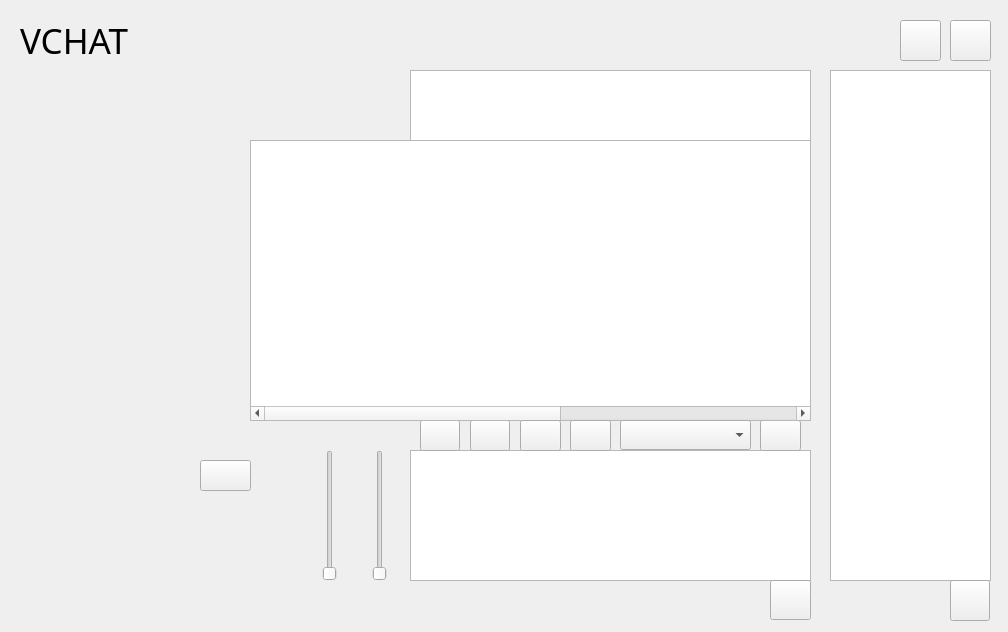
Old version of the form mainwindow.ui in the repository jammgit/Chat.
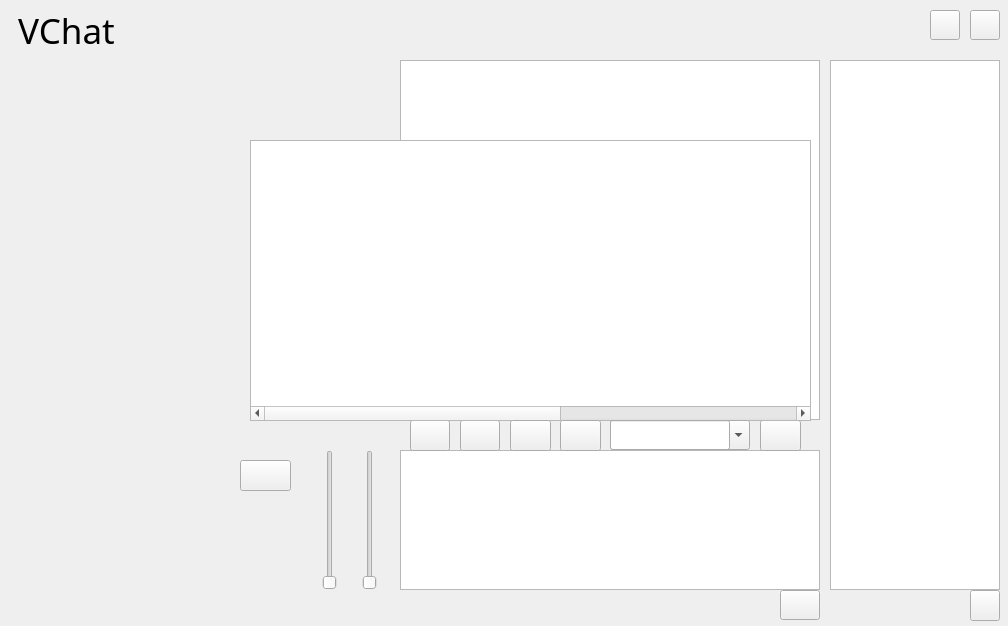
New version of the form. Icons and pictures are not drawn. Custom widgets are drawn as their Qt base class.

```diff
--- a/mainwindow.ui
+++ b/mainwindow.ui
@@ -7,7 +7,7 @@
     <x>0</x>
     <y>0</y>
     <width>1008</width>
-    <height>632</height>
+    <height>626</height>
    </rect>
   </property>
   <property name="windowTitle">
@@ -28,9 +28,9 @@
     <property name="geometry">
      <rect>
       <x>830</x>
-      <y>70</y>
-      <width>161</width>
-      <height>511</height>
+      <y>60</y>
+      <width>170</width>
+      <height>530</height>
      </rect>
     </property>
     <property name="font">
@@ -43,10 +43,10 @@
    <widget class="MyExTextEdit" name="TEXT_MSG_RECORD">
     <property name="geometry">
      <rect>
-      <x>410</x>
-      <y>70</y>
-      <width>401</width>
-      <height>351</height>
+      <x>400</x>
+      <y>60</y>
+      <width>420</width>
+      <height>360</height>
      </rect>
     </property>
     <property name="font">
@@ -59,10 +59,10 @@
    <widget class="QTextEdit" name="TEXT_MSG_SEND">
     <property name="geometry">
      <rect>
-      <x>410</x>
+      <x>400</x>
       <y>450</y>
-      <width>401</width>
-      <height>131</height>
+      <width>420</width>
+      <height>140</height>
      </rect>
     </property>
     <property name="font">
@@ -75,10 +75,10 @@
    <widget class="QPushButton" name="BTN_REFRESH">
     <property name="geometry">
      <rect>
-      <x>950</x>
-      <y>580</y>
-      <width>40</width>
-      <height>41</height>
+      <x>970</x>
+      <y>590</y>
+      <width>30</width>
+      <height>31</height>
      </rect>
     </property>
     <property name="text">
@@ -98,10 +98,10 @@
    <widget class="QPushButton" name="BTN_SEND">
     <property name="geometry">
      <rect>
-      <x>770</x>
-      <y>580</y>
-      <width>41</width>
-      <height>40</height>
+      <x>780</x>
+      <y>590</y>
+      <width>40</width>
+      <height>30</height>
      </rect>
     </property>
     <property name="text">
@@ -121,10 +121,10 @@
    <widget class="QLabel" name="LABEL_OTHER">
     <property name="geometry">
      <rect>
-      <x>20</x>
-      <y>70</y>
-      <width>371</width>
-      <height>351</height>
+      <x>10</x>
+      <y>60</y>
+      <width>380</width>
+      <height>360</height>
      </rect>
     </property>
     <property name="text">
@@ -140,10 +140,10 @@
    <widget class="QLabel" name="LABEL_SELF">
     <property name="geometry">
      <rect>
-      <x>20</x>
+      <x>10</x>
       <y>450</y>
-      <width>151</width>
-      <height>131</height>
+      <width>190</width>
+      <height>140</height>
      </rect>
     </property>
     <property name="sizePolicy">
@@ -210,10 +210,10 @@
    <widget class="QPushButton" name="BTN_WINDOW_CLOSE">
     <property name="geometry">
      <rect>
-      <x>950</x>
-      <y>20</y>
-      <width>41</width>
-      <height>41</height>
+      <x>970</x>
+      <y>10</y>
+      <width>30</width>
+      <height>30</height>
      </rect>
     </property>
     <property name="text">
@@ -233,10 +233,10 @@
    <widget class="QPushButton" name="BTN_MIN">
     <property name="geometry">
      <rect>
-      <x>900</x>
-      <y>20</y>
-      <width>41</width>
-      <height>41</height>
+      <x>930</x>
+      <y>10</y>
+      <width>30</width>
+      <height>30</height>
      </rect>
     </property>
     <property name="text">
@@ -248,7 +248,7 @@
     </property>
     <property name="iconSize">
      <size>
-      <width>25</width>
+      <width>22</width>
       <height>25</height>
      </size>
     </property>
@@ -256,7 +256,7 @@
    <widget class="QPushButton" name="BTN_SEND_PIC">
     <property name="geometry">
      <rect>
-      <x>420</x>
+      <x>410</x>
       <y>420</y>
       <width>40</width>
       <height>31</height>
@@ -279,15 +279,15 @@
    <widget class="QLabel" name="label">
     <property name="geometry">
      <rect>
-      <x>20</x>
-      <y>20</y>
-      <width>240</width>
-      <height>40</height>
+      <x>0</x>
+      <y>0</y>
+      <width>160</width>
+      <height>60</height>
      </rect>
     </property>
     <property name="font">
      <font>
-      <family>微软雅黑</family>
+      <family>华文彩云</family>
       <pointsize>26</pointsize>
       <weight>50</weight>
       <italic>false</italic>
@@ -299,7 +299,7 @@
      <bool>true</bool>
     </property>
     <property name="text">
-     <string>VCHAT</string>
+     <string>  VChat</string>
     </property>
     <property name="textFormat">
      <enum>Qt::PlainText</enum>
@@ -308,7 +308,7 @@
    <widget class="QPushButton" name="BTN_VIDEO">
     <property name="geometry">
      <rect>
-      <x>200</x>
+      <x>240</x>
       <y>460</y>
       <width>51</width>
       <height>31</height>
@@ -331,10 +331,10 @@
    <widget class="QSlider" name="SLIDER_VOICE">
     <property name="geometry">
      <rect>
-      <x>370</x>
+      <x>360</x>
       <y>450</y>
       <width>19</width>
-      <height>131</height>
+      <height>140</height>
      </rect>
     </property>
     <property name="orientation">
@@ -344,7 +344,7 @@
    <widget class="QPushButton" name="BTN_SEND_EMOJI">
     <property name="geometry">
      <rect>
-      <x>470</x>
+      <x>460</x>
       <y>420</y>
       <width>40</width>
       <height>31</height>
@@ -477,7 +477,7 @@
    <widget class="QPushButton" name="BTN_FILE">
     <property name="geometry">
      <rect>
-      <x>520</x>
+      <x>510</x>
       <y>420</y>
       <width>41</width>
       <height>31</height>
@@ -500,7 +500,7 @@
    <widget class="QPushButton" name="BTN_SHAKE">
     <property name="geometry">
      <rect>
-      <x>570</x>
+      <x>560</x>
       <y>420</y>
       <width>41</width>
       <height>31</height>
@@ -526,7 +526,7 @@
       <x>320</x>
       <y>450</y>
       <width>19</width>
-      <height>131</height>
+      <height>140</height>
      </rect>
     </property>
     <property name="orientation">
@@ -536,9 +536,9 @@
    <widget class="QComboBox" name="COMBO_DOWN_FILE_LIST">
     <property name="geometry">
      <rect>
-      <x>620</x>
+      <x>610</x>
       <y>420</y>
-      <width>131</width>
+      <width>140</width>
       <height>30</height>
      </rect>
     </property>
@@ -549,6 +549,25 @@
      <bool>false</bool>
     </property>
    </widget>
+   <widget class="QLineEdit" name="LINE_COMBO">
+    <property name="geometry">
+     <rect>
+      <x>610</x>
+      <y>420</y>
+      <width>120</width>
+      <height>30</height>
+     </rect>
+    </property>
+    <property name="font">
+     <font>
+      <family>微软雅黑</family>
+      <pointsize>11</pointsize>
+     </font>
+    </property>
+    <property name="readOnly">
+     <bool>true</bool>
+    </property>
+   </widget>
   </widget>
  </widget>
  <layoutdefault spacing="6" margin="11"/>
```
Left out of the diff: 6 changed lines with no effect on the pictures.
